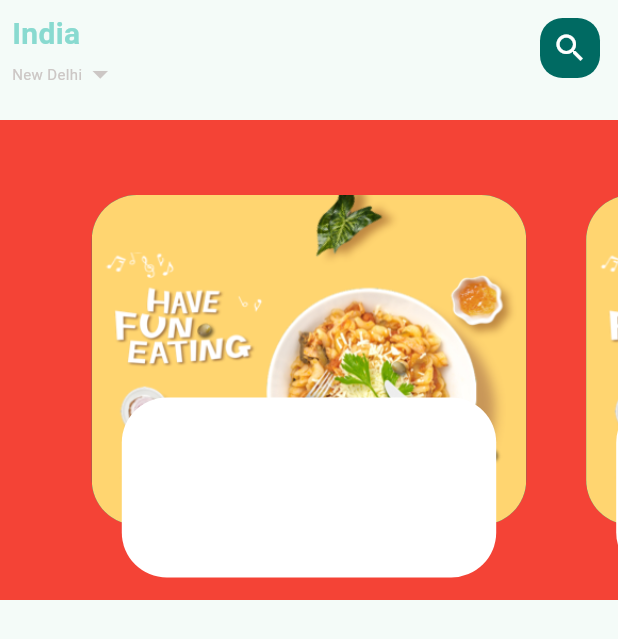
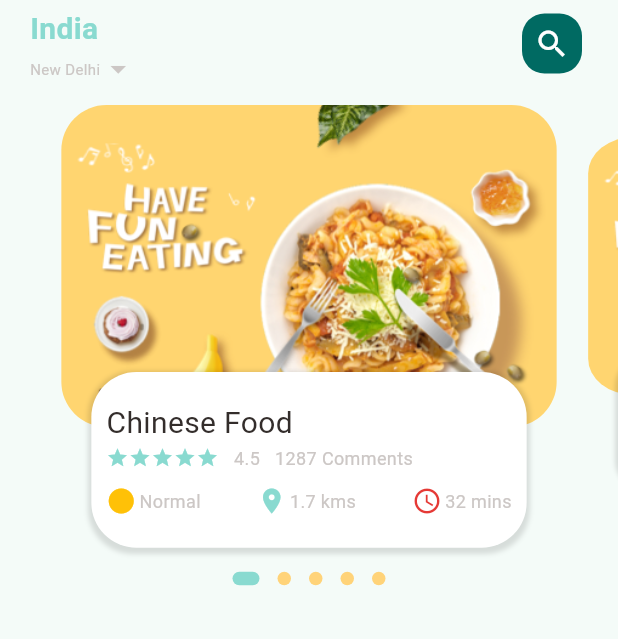
Before and after one commit to Tushar-chadha/food, a Flutter app: the screen it shows after launch, on a phone screen of 412 x 824 dp. Shown: the top 639 px of the screen. Run offline on Flutter 3.47's test engine with Material 3 defaults, Android fonts, the phone set to English and light mode, and no system bars; drawn by our look-alikes of dots_indicator; our stand-ins replace gap, get.

Commit message:
made custom crousel

```diff
--- a/lib/home/foodPageBody.dart
+++ b/lib/home/foodPageBody.dart
@@ -1,5 +1,11 @@
-import 'package:flutter/cupertino.dart';
+import 'package:dots_indicator/dots_indicator.dart';
 import 'package:flutter/material.dart';
+import 'package:foody/utils/colors.dart';
+import 'package:foody/utils/dimensions.dart';
+import 'package:foody/widgets/bigtext.dart';
+import 'package:foody/widgets/iconText.dart';
+import 'package:foody/widgets/smallText.dart';
+import 'package:gap/gap.dart';
 
 // ignore: camel_case_types
 class foodPageBody extends StatefulWidget {
@@ -11,12 +17,37 @@ class foodPageBody extends StatefulWidget {
 
 // ignore: camel_case_types
 class _foodPageBodyState extends State<foodPageBody> {
-  PageController pageCon = PageController(viewportFraction: 0.8);
+  PageController pageCon = PageController(viewportFraction: 0.85);
+  var _currPageVal = 0.0;
+  var _scaleFactor = 0.8;
+  double _height = dimensions.pageViewContainer;
+
+  @override
+  void initState() {
+    pageCon.addListener(() {
+      setState(() {
+        _currPageVal = pageCon.page!;
+        print(_currPageVal);
+      });
+    });
+
+    super.initState();
+  }
+
+  @override
+  void dispose() {
+    pageCon.dispose();
+    super.dispose();
+  }
+
   @override
   Widget build(BuildContext context) {
-    return Container(
-      color: Colors.red,
-      height: 320,
+    return Column(
+      mainAxisAlignment: MainAxisAlignment.center,
+      children: [
+        Container(
+          //color: Colors.red,
+          height: dimensions.pageview,
           child: PageView.builder(
             controller: pageCon,
             itemCount: 5,
@@ -24,34 +55,131 @@ class _foodPageBodyState extends State<foodPageBody> {
               return _buildPageItem(index);
             },
           ),
+        ),
+        DotsIndicator(
+          dotsCount: 5,
+          position: _currPageVal.toInt(),
+          decorator: DotsDecorator(
+            color: AppColors.yellowColor, // Inactive color
+            activeColor: AppColors.mainColor,
+            size: const Size.square(9.0),
+            activeSize: const Size(18.0, 9.0),
+            activeShape: RoundedRectangleBorder(
+                borderRadius: BorderRadius.circular(5.0)),
+          ),
+        )
+      ],
     );
-  }
   }
 
   Widget _buildPageItem(int index) {
-  return Stack(
-    alignment: Alignment.center,
+    Matrix4 matrix = Matrix4.identity();
+
+    if (index == _currPageVal.floor()) {
+      var currscale = 1 - (_currPageVal - index) * (1 - _scaleFactor);
+      var currTransf = _height * (1 - currscale) / 2;
+      // matrix = Matrix4.diagonal3Values(1, currscale, 1);
+      matrix = Matrix4.diagonal3Values(1, currscale, 1)
+        ..setTranslationRaw(0, currTransf, 0);
+    } else if (index == _currPageVal.floor() + 1) {
+      var currscale =
+          _scaleFactor + (_currPageVal - index + 1) * (1 - _scaleFactor);
+      var currTransf = _height * (1 - currscale) / 2;
+      matrix = Matrix4.diagonal3Values(1, currscale, 1);
+      matrix = Matrix4.diagonal3Values(1, currscale, 1)
+        ..setTranslationRaw(1, currTransf, 1);
+    } else if (index == _currPageVal.floor() - 1) {
+      var currscale = 1 - (_currPageVal - index) * (1 - _scaleFactor);
+      var currTransf = _height * (1 - currscale) / 2;
+      // matrix = Matrix4.diagonal3Values(1, currscale, 1);
+      matrix = Matrix4.diagonal3Values(1, currscale, 1)
+        ..setTranslationRaw(1, currTransf, 1);
+    } else {
+      var currscale = 0.8;
+      matrix = matrix = Matrix4.diagonal3Values(1, currscale, 1)
+        ..setTranslationRaw(0, _height * (1 - _scaleFactor) / 2, 0);
+    }
+    return Transform(
+      transform: matrix,
+      child: Stack(
+        alignment: Alignment.topCenter,
         children: [
           Container(
-        height: 220,
-        margin: const EdgeInsets.only(left: 20, right: 20),
+            height: _height,
+            margin: const EdgeInsets.only(left: 10, right: 10),
             decoration: BoxDecoration(
                 image: const DecorationImage(
                   image: AssetImage("assets/image/food0.png"),
                   fit: BoxFit.cover,
                 ),
-            color: Colors.teal,
                 borderRadius: BorderRadius.circular(30)),
           ),
           Align(
             alignment: Alignment.bottomCenter,
             child: Container(
-          height: 120,
-          margin: const EdgeInsets.only(left: 40, right: 40, bottom: 15),
-          decoration: BoxDecoration(
-              color: Colors.white, borderRadius: BorderRadius.circular(30)),
+              height: dimensions.pageViewTextContainer,
+              margin: const EdgeInsets.only(
+                  left: 30, right: 30, top: 15, bottom: 10),
+              decoration: BoxDecoration(boxShadow: const [
+                BoxShadow(
+                    spreadRadius: 2,
+                    offset: Offset(0, 2),
+                    color: Colors.black12,
+                    blurRadius: 2,
+                    blurStyle: BlurStyle.normal)
+              ], color: Colors.white, borderRadius: BorderRadius.circular(30)),
+              child: Container(
+                padding:
+                    const EdgeInsets.symmetric(vertical: 20, horizontal: 10),
+                child: Column(
+                  crossAxisAlignment: CrossAxisAlignment.start,
+                  children: [
+                    const BigText(text: "Chinese Food"),
+                    Row(children: [
+                      Wrap(
+                        children: List.generate(
+                            5,
+                            (index) => const Icon(
+                                  Icons.star,
+                                  color: AppColors.mainColor,
+                                  size: 15,
+                                )),
+                      ),
+                      const Gap(10),
+                      const smallText(text: "4.5"),
+                      const Gap(10),
+                      const smallText(text: "1287 Comments")
+                    ]),
+                    const Gap(10),
+                    Row(
+                      mainAxisAlignment: MainAxisAlignment.spaceBetween,
+                      children: [
+                        const iconText(
+                          color: Colors.amber,
+                          icons: Icons.circle,
+                          title: "Normal",
+                        ),
+                        const Gap(10),
+                        const iconText(
+                          color: AppColors.mainColor,
+                          icons: Icons.location_on,
+                          title: "1.7 kms",
+                        ),
+                        const Gap(10),
+                        iconText(
+                          color: Colors.red.shade600,
+                          icons: Icons.access_time_outlined,
+                          title: "32 mins",
+                        )
+                      ],
+                    )
+                  ],
+                ),
+              ),
             ),
           ),
         ],
+      ),
     );
   }
+}
--- a/lib/home/homepage.dart
+++ b/lib/home/homepage.dart
@@ -3,6 +3,7 @@ import 'package:foody/home/foodPageBody.dart';
 import 'package:foody/utils/colors.dart';
 import 'package:foody/widgets/bigtext.dart';
 import 'package:foody/widgets/smallText.dart';
+import 'package:gap/gap.dart';
 
 class MyHomePage extends StatefulWidget {
   @override
@@ -13,12 +14,13 @@ class _MyHomePageState extends State<MyHomePage> {
   @override
   Widget build(BuildContext context) {
     return Scaffold(
-      body: Column(
-        children: [
-          SizedBox(
-              height: 80,
-              child: Padding(
-                padding: const EdgeInsets.all(8.0),
+      body: SafeArea(
+        child: Column(
+          children: [
+            Gap(5),
+            Container(
+                margin: EdgeInsets.symmetric(horizontal: 20),
+                height: 65,
                 child: Row(
                   mainAxisAlignment: MainAxisAlignment.spaceBetween,
                   crossAxisAlignment: CrossAxisAlignment.start,
@@ -56,10 +58,10 @@ class _MyHomePageState extends State<MyHomePage> {
                         onPressed: () {},
                         icon: const Icon(Icons.search))
                   ],
-                ),
-              )),
-          foodPageBody()
-        ],
+                )),
+            foodPageBody()
+          ],
+        ),
       ),
     );
   }
--- a/lib/main.dart
+++ b/lib/main.dart
@@ -1,5 +1,6 @@
 import 'package:flutter/material.dart';
 import 'package:foody/utils/colors.dart';
+import 'package:get/get_navigation/src/root/get_material_app.dart';
 
 import 'home/homepage.dart';
 
@@ -13,7 +14,7 @@ class MyApp extends StatelessWidget {
   // This widget is the root of your application.
   @override
   Widget build(BuildContext context) {
-    return MaterialApp(
+    return GetMaterialApp(
         debugShowCheckedModeBanner: false,
         title: 'Flutter Demo',
         theme: ThemeData(
--- /dev/null
+++ b/lib/utils/dimensions.dart
@@ -0,0 +1,9 @@
+import 'package:get/get.dart';
+
+class dimensions {
+  static double screenHeight = Get.context!.height;
+  static double screenWidth = Get.context!.width;
+  static double pageViewContainer = screenHeight / 3.84;
+  static double pageViewTextContainer = screenHeight / 7.03;
+  static double pageview = screenHeight / 2.7;
+}
--- /dev/null
+++ b/lib/widgets/iconText.dart
@@ -0,0 +1,30 @@
+import 'package:flutter/cupertino.dart';
+import 'package:flutter/material.dart';
+import 'package:foody/widgets/smallText.dart';
+import 'package:gap/gap.dart';
+
+class iconText extends StatelessWidget {
+  final IconData icons;
+  final String title;
+  final Color color;
+
+  const iconText(
+      {super.key,
+      required this.icons,
+      required this.title,
+      required this.color});
+  @override
+  Widget build(BuildContext context) {
+    return Row(
+      children: [
+        Icon(
+          icons,
+          color: color,
+          size: 20,
+        ),
+        Gap(2),
+        smallText(text: title)
+      ],
+    );
+  }
+}
--- a/pubspec.yaml
+++ b/pubspec.yaml
@@ -35,6 +35,9 @@ dependencies:
   # The following adds the Cupertino Icons font to your application.
   # Use with the CupertinoIcons class for iOS style icons.
   cupertino_icons: ^1.0.2
+  gap: ^3.0.1
+  dots_indicator: ^3.0.0
+  get: ^4.6.6
 
 dev_dependencies:
   flutter_test:
```
Also changed, not shown: pubspec.lock, 4 other files. Lines whose indentation alone changed are shown as unchanged.
